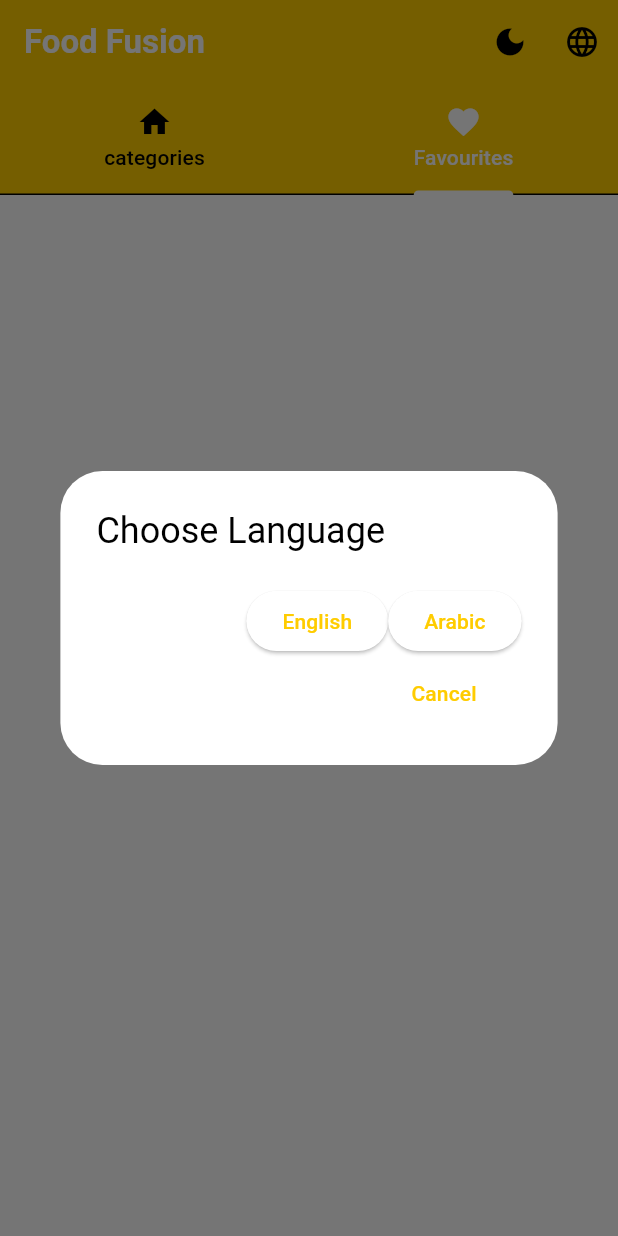
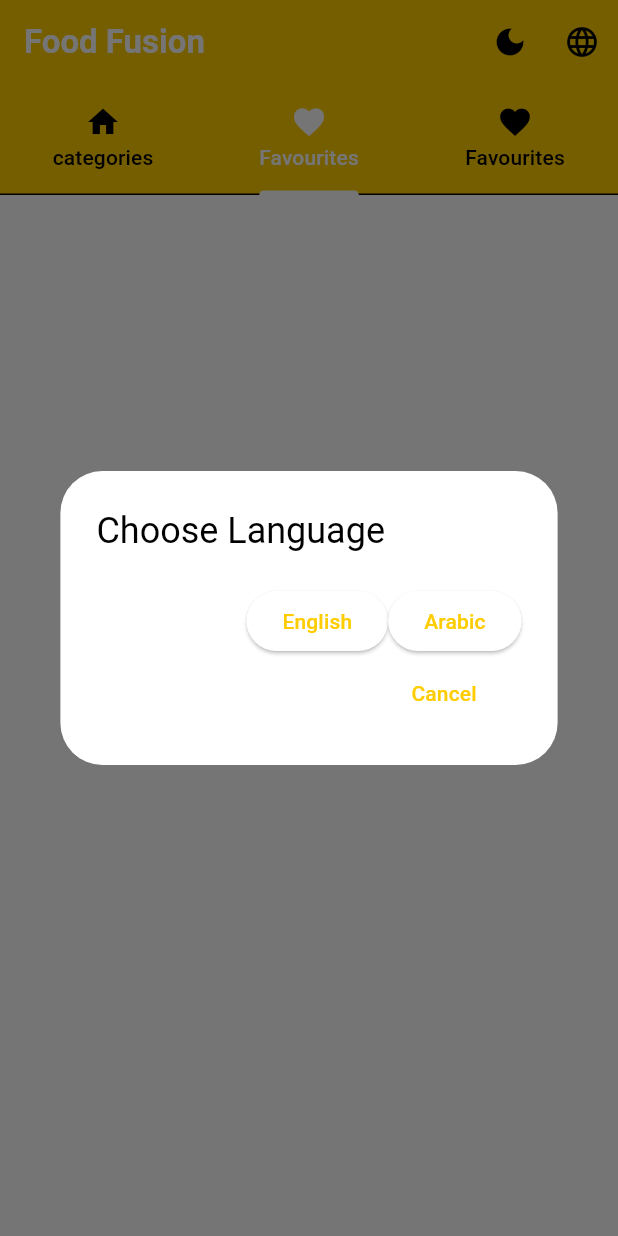
Before and after one commit to kawtharmohamed/meals_app, a Flutter app: the screen it shows after launch, tab 2 chosen, after a tap on the "language" icon, on a phone screen of 412 x 824 dp. Run offline on Flutter 3.47's test engine with Material 3 defaults, Android fonts, the phone set to English and light mode, and no system bars; our stand-ins replace animated_splash_screen, carousel_slider, connectivity_plus, dartz, easy_localization, equatable and 10 more; accounts and stored records are empty; generated files the repository leaves out were written again; network calls fail.

Commit message:
commit finished

```diff
--- a/lib/features/category/prsentation/bloc/category_events.dart
+++ b/lib/features/category/prsentation/bloc/category_events.dart
@@ -1,7 +1,7 @@
 import 'package:equatable/equatable.dart';
 
 abstract class CategoriesEvents extends Equatable{
-  CategoriesEvents();
+  const CategoriesEvents();
   @override
   List<Object> get props => [];
 }
@@ -10,5 +10,5 @@ class AllCategoriesEvent extends CategoriesEvents{}
 class CategoryRefreshEvent extends CategoriesEvents{}
 class SliderEvent extends CategoriesEvents{
   final int activeIndex;
-  SliderEvent({required this.activeIndex});
+  const SliderEvent({required this.activeIndex});
 }
--- a/lib/features/category/prsentation/bloc/category_states.dart
+++ b/lib/features/category/prsentation/bloc/category_states.dart
@@ -2,7 +2,7 @@ import 'package:equatable/equatable.dart';
 import '../../domain/entities/category.dart';
 
 abstract class CategoriesStates extends Equatable{
-  CategoriesStates();
+  const CategoriesStates();
   @override
   List<Object> get props => [];
 }
@@ -12,7 +12,7 @@ class LoadingState extends CategoriesStates {}
 class LoadedCategoriesState extends CategoriesStates {
   final List<Categoryy> categories ;
   final int activeIndex;
-  LoadedCategoriesState({ required this.categories , required this.activeIndex});
+  const LoadedCategoriesState({ required this.categories , required this.activeIndex});
   @override
   List<Object> get props => [categories , activeIndex];
 }
--- a/lib/features/category/prsentation/pages/category_page.dart
+++ b/lib/features/category/prsentation/pages/category_page.dart
@@ -11,7 +11,7 @@ import '../bloc/category_states.dart';
 import '../widgets/categories_list.dart';
 
 class CategoryPage extends StatelessWidget {
-  const CategoryPage({Key? key});
+  const CategoryPage({super.key});
 
   @override
   Widget build(BuildContext context) {
@@ -45,7 +45,7 @@ class CategoryPage extends StatelessWidget {
               ),
             );
           }
-          return LoadingWidget();
+          return const LoadingWidget();
         },
       ),
     );
--- a/lib/features/category/prsentation/pages/home_page.dart
+++ b/lib/features/category/prsentation/pages/home_page.dart
@@ -1,10 +1,8 @@
 import 'package:easy_localization/easy_localization.dart';
 import 'package:flutter/material.dart';
-import 'package:flutter_bloc/flutter_bloc.dart';
 import 'package:meals_app/core/style/colors.dart';
 import 'package:meals_app/core/widgets/alter_dialog.dart';
 import 'package:meals_app/lang/locale_keys.g.dart';
-import '../../../../core/cubit/theme_cubit.dart';
 import '../../../../core/widgets/text.dart';
 import '../../../meal/prsentation/pages/favourite_page.dart';
 import 'category_page.dart';
@@ -15,7 +13,7 @@ class HomePage extends StatelessWidget {
   @override
   Widget build(BuildContext context) {
     return DefaultTabController(
-      length: 2,
+      length: 3,
       child: Scaffold(
         appBar: _buildAppBar(context),
         body: _buildBody(),
@@ -34,23 +32,28 @@ class HomePage extends StatelessWidget {
       tabs: [
         Tab(
           text: LocaleKeys.categories.tr(),
-          icon: Icon(Icons.home),
+          icon: const Icon(Icons.home),
         ),
         Tab(
           text: LocaleKeys.Favourites.tr(),
-          icon: Icon(Icons.favorite),
+          icon: const Icon(Icons.favorite),
+        ),
+        Tab(
+          text: LocaleKeys.Favourites.tr(),
+          icon: const Icon(Icons.favorite),
         )
       ],
     ),
     actions: [
       IconButton(
-        icon: Icon(Icons.dark_mode),
+        icon: const Icon(Icons.dark_mode),
         onPressed: () {
-          BlocProvider.of<ThemeCubit>(context).changeTheme();
+        //  BlocProvider.of<ThemeCubit>(context).changeTheme();
+
         },
       ),
       IconButton(
-        icon: Icon(Icons.language),
+        icon: const Icon(Icons.language),
         onPressed: () {
           showDialog(
             context: context,
@@ -60,7 +63,7 @@ class HomePage extends StatelessWidget {
                     () async => await context.setLocale(const Locale('ar')),
                     () => Navigator.pop(
                   context,
-                  MaterialPageRoute(builder: (context) => HomePage()),
+                  MaterialPageRoute(builder: (context) => const HomePage()),
                 ),
               );
             },
--- a/lib/features/category/prsentation/widgets/categories_list.dart
+++ b/lib/features/category/prsentation/widgets/categories_list.dart
@@ -1,13 +1,11 @@
-import 'package:carousel_slider/carousel_slider.dart';
 import 'package:flutter/material.dart';
-import 'package:meals_app/core/style/colors.dart';
 import '../../../../core/widgets/text.dart';
 import '../../../meal/prsentation/pages/meal_page.dart';
 import '../../domain/entities/category.dart';
 class CategoriesList extends StatelessWidget {
   final List<Categoryy> categories;
 
-  CategoriesList({Key? key, required this.categories}) : super(key: key);
+  const CategoriesList({Key? key, required this.categories}) : super(key: key);
 
   @override
   Widget build(BuildContext context) {
@@ -37,7 +35,7 @@ class CategoriesList extends StatelessWidget {
                   padding: const EdgeInsets.all(10.0),
                   child: Column(
                     children: [
-                      Container(
+                      SizedBox(
                         width: 150,
                         height: 140,
                         child: Image.network(categories[index].strCategoryThumb ?? ""),
--- a/lib/features/meal/prsentation/bloc/meal_bloc.dart
+++ b/lib/features/meal/prsentation/bloc/meal_bloc.dart
@@ -1,12 +1,9 @@
-import 'package:flutter/cupertino.dart';
-import 'package:flutter/material.dart';
 import 'package:flutter_bloc/flutter_bloc.dart';
 import '../../domain/entities/meal.dart';
 import '../../domain/usecases/delete_data.dart';
 import '../../domain/usecases/get_all_meals.dart';
 import '../../domain/usecases/insert_data.dart';
 import '../../domain/usecases/read_data.dart';
-import '../pages/meal_page.dart';
 import 'meal_events.dart';
 import 'meal_states.dart';
 import 'package:collection/collection.dart';
@@ -77,7 +74,7 @@ class MealsBloc extends Bloc<MealsEvents, MealsStates> {
                 .toLowerCase()
                 .startsWith(event.searchedCharacter.toLowerCase()))
             .toList();
-        emit(LoadedMealsState(meals:filtredMeal ));
+        emit(LoadedMealsState(meals:filtredMeal));
       }
     });
   }
--- a/lib/features/meal/prsentation/bloc/meal_events.dart
+++ b/lib/features/meal/prsentation/bloc/meal_events.dart
@@ -3,19 +3,19 @@ import 'package:equatable/equatable.dart';
 import '../../domain/entities/meal.dart';
 
 abstract class MealsEvents extends Equatable{
-  MealsEvents();
+  const MealsEvents();
   @override
   List<Object> get props => [];
 }
 class AllMealsEvent extends MealsEvents {
   final String strCategory;
-  AllMealsEvent({required this.strCategory});
+  const AllMealsEvent({required this.strCategory});
 }
 
 class RefreshMealEvent extends MealsEvents{}
 class AddMealEvent extends MealsEvents{
   final Meal meal;
-  AddMealEvent({required this.meal});
+  const AddMealEvent({required this.meal});
   @override
   List<Object> get props => [meal];
 
@@ -23,12 +23,12 @@ class AddMealEvent extends MealsEvents{
 class DeleteMealEvent extends MealsEvents{
   final String mealId;
 
-  DeleteMealEvent({required this.mealId});
+  const DeleteMealEvent({required this.mealId});
   @override
   List<Object> get props => [mealId];
 }
 class SearchEvent extends MealsEvents{
   final String searchedCharacter;
-  SearchEvent({required this.searchedCharacter});
+  const SearchEvent({required this.searchedCharacter});
 }
 class ReadMealEvent extends MealsEvents{}
--- a/lib/features/meal/prsentation/bloc/meal_states.dart
+++ b/lib/features/meal/prsentation/bloc/meal_states.dart
@@ -2,7 +2,7 @@ import 'package:equatable/equatable.dart';
 import '../../domain/entities/meal.dart';
 
 abstract class MealsStates extends Equatable {
-  MealsStates();
+  const MealsStates();
   @override
   List<Object> get props => [];
 }
@@ -13,19 +13,19 @@ class LoadingState extends MealsStates {}
 
 class LoadedMealsState extends MealsStates {
   final List<Meal> meals;
-  LoadedMealsState({required this.meals});
+  const LoadedMealsState({required this.meals});
   @override
   List<Object> get props => [meals];
 }
 class LoadedFavMealsState extends MealsStates{
   final List<Meal> favMeals;
-  LoadedFavMealsState({required this.favMeals});
+  const LoadedFavMealsState({required this.favMeals});
   @override
   List<Object> get props => [favMeals];
 }
 class AddMealState extends MealsStates{
   final List<Meal> meals;
-  AddMealState({required this.meals});
+  const AddMealState({required this.meals});
   @override
   List<Object> get props => [meals];
 }
--- a/lib/features/meal/prsentation/pages/favourite_page.dart
+++ b/lib/features/meal/prsentation/pages/favourite_page.dart
@@ -1,8 +1,5 @@
-import 'package:flutter/cupertino.dart';
 import 'package:flutter/material.dart';
 import 'package:flutter_bloc/flutter_bloc.dart';
-import 'package:meals_app/core/style/colors.dart';
-import 'package:meals_app/core/widgets/snack_bar.dart';
 import 'package:meals_app/features/meal/prsentation/bloc/meal_events.dart';
 import 'package:meals_app/features/meal/prsentation/widgets/fav_meal_item.dart';
 import '../../../../core/widgets/loading_widget.dart';
@@ -11,6 +8,8 @@ import '../bloc/meal_bloc.dart';
 import '../bloc/meal_states.dart';
 
 class FavouritePage extends StatelessWidget {
+  const FavouritePage({super.key});
+
 
   @override
   Widget build(BuildContext context) {
@@ -25,7 +24,7 @@ class FavouritePage extends StatelessWidget {
           if (state is LoadedFavMealsState) {
               return FavMealItem(favMeals: state.favMeals,);
             }
-            return LoadingWidget();
+            return const LoadingWidget();
           },
         ),
       ),
--- a/lib/features/meal/prsentation/widgets/meal_item.dart
+++ b/lib/features/meal/prsentation/widgets/meal_item.dart
@@ -7,8 +7,6 @@ import '../../../../core/style/colors.dart';
 import '../../../meal_detail/prsentation/pages/meal_detail_page.dart';
 import '../../domain/entities/meal.dart';
 import '../bloc/meal_bloc.dart';
-import '../pages/meal_page.dart';
-
 class MealItem extends StatelessWidget {
   final Meal meal;
   const MealItem({super.key, required this.meal});
--- a/lib/features/meal_detail/prsentation/bloc/meal_detail_events.dart
+++ b/lib/features/meal_detail/prsentation/bloc/meal_detail_events.dart
@@ -1,7 +1,7 @@
 import 'package:equatable/equatable.dart';
 
 abstract class MealDetailEvents extends Equatable{
-  MealDetailEvents();
+  const MealDetailEvents();
   @override
   List<Object> get props => [];
 }
@@ -9,6 +9,6 @@ abstract class MealDetailEvents extends Equatable{
 class MealByIdEvent extends MealDetailEvents{
   final String idMeal;
 
-  MealByIdEvent({required this.idMeal});
+  const MealByIdEvent({required this.idMeal});
 }
 class RefreshMealDetailEvent extends MealDetailEvents{}
--- a/lib/features/meal_detail/prsentation/bloc/meal_detail_states.dart
+++ b/lib/features/meal_detail/prsentation/bloc/meal_detail_states.dart
@@ -2,7 +2,7 @@ import 'package:equatable/equatable.dart';
 import '../../../meal/domain/entities/meal.dart';
 
 abstract class MealDetailStates extends Equatable {
-  MealDetailStates();
+  const MealDetailStates();
   @override
   List<Object> get props => [];
 }
@@ -13,7 +13,7 @@ class LoadingState extends MealDetailStates {}
 
 class LoadedMealsDetailState extends MealDetailStates {
   final Meal meal;
-  LoadedMealsDetailState({required this.meal});
+  const LoadedMealsDetailState({required this.meal});
   @override
   List<Object> get props => [meal];
 }
--- a/lib/features/meal_detail/prsentation/pages/meal_detail_page.dart
+++ b/lib/features/meal_detail/prsentation/pages/meal_detail_page.dart
@@ -1,7 +1,6 @@
 import 'package:easy_localization/easy_localization.dart';
 import 'package:flutter/material.dart';
 import 'package:flutter_bloc/flutter_bloc.dart';
-import 'package:meals_app/features/category/prsentation/pages/home_page.dart';
 import 'package:meals_app/features/meal/prsentation/pages/meal_page.dart';
 import '../../../../core/style/colors.dart';
 import '../../../../core/widgets/alter_dialog.dart';
@@ -37,7 +36,7 @@ class MealDetailPage extends StatelessWidget {
 
   Widget _buildBody() => BlocProvider(
         create: (_) => sl<MealsDetailBloc>()
-          ..add(MealByIdEvent(idMeal: meal?.idMeal ?? "")),
+          ..add(MealByIdEvent(idMeal: meal.idMeal ?? "")),
         child: BlocConsumer<MealsDetailBloc, MealDetailStates>(
           listener: (context, state) {},
           builder: (context, state) {
@@ -48,7 +47,7 @@ class MealDetailPage extends StatelessWidget {
             } else if (state is LoadedMealsDetailState) {
               return MealDetailWidget(meal: state.meal);
             }
-            return LoadingWidget();
+            return const LoadingWidget();
           },
         ),
       );
--- a/lib/features/meal_detail/prsentation/widgets/meal_detail.dart
+++ b/lib/features/meal_detail/prsentation/widgets/meal_detail.dart
@@ -28,19 +28,19 @@ class MealDetailWidget extends StatelessWidget {
                   ),
                 ),
               ),
-              Padding(
+              const Padding(
                 padding: EdgeInsets.only(
                   top: 45.0,
                   left: 20,
                 ),
               ),
               Padding(
-                padding: EdgeInsets.only(top: 220.0),
+                padding: const EdgeInsets.only(top: 220.0),
                 child: Container(
                   height: 378,
                   width: double.infinity,
                   decoration: BoxDecoration(
-                    borderRadius: BorderRadius.only(
+                    borderRadius: const BorderRadius.only(
                       topRight: Radius.circular(50),
                       topLeft: Radius.circular(50.0),
                     ),
```
Also changed, not shown: lib/features/meal/prsentation/pages/meal_page.dart (+12 -8 lines), lib/features/meal/prsentation/widgets/fav_meal_item.dart (+3 -4 lines), pubspec.lock.
